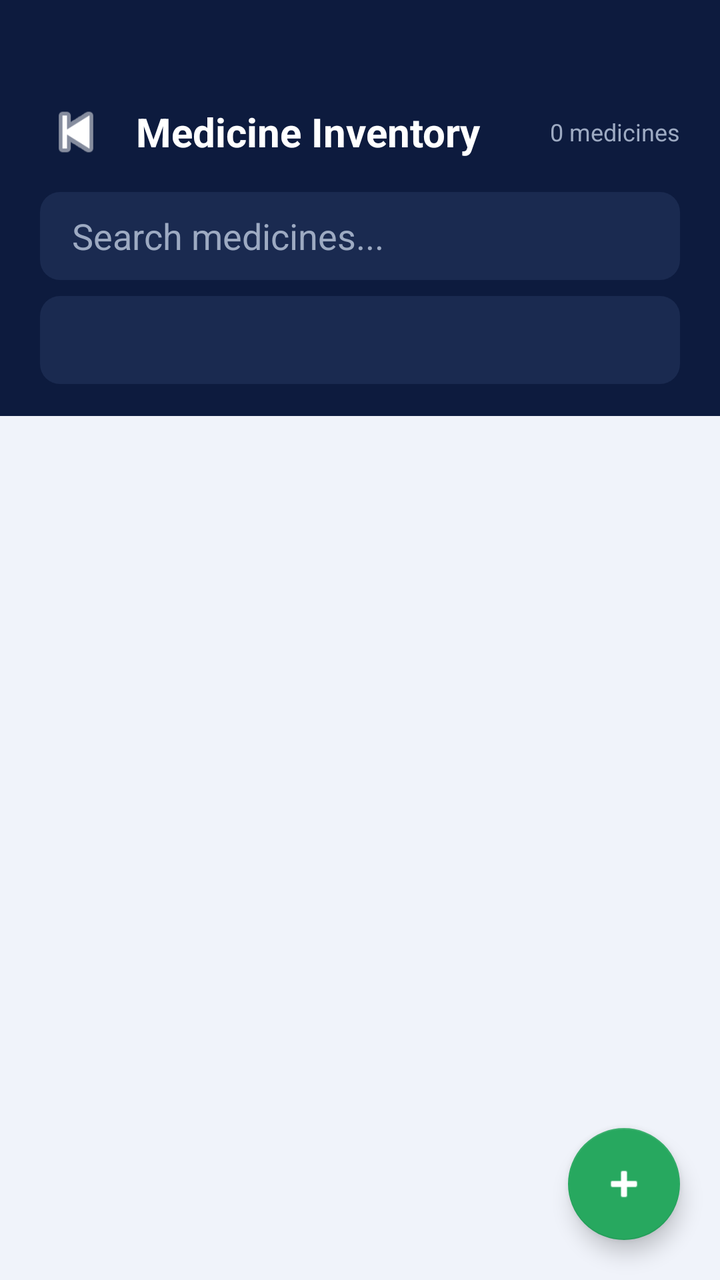
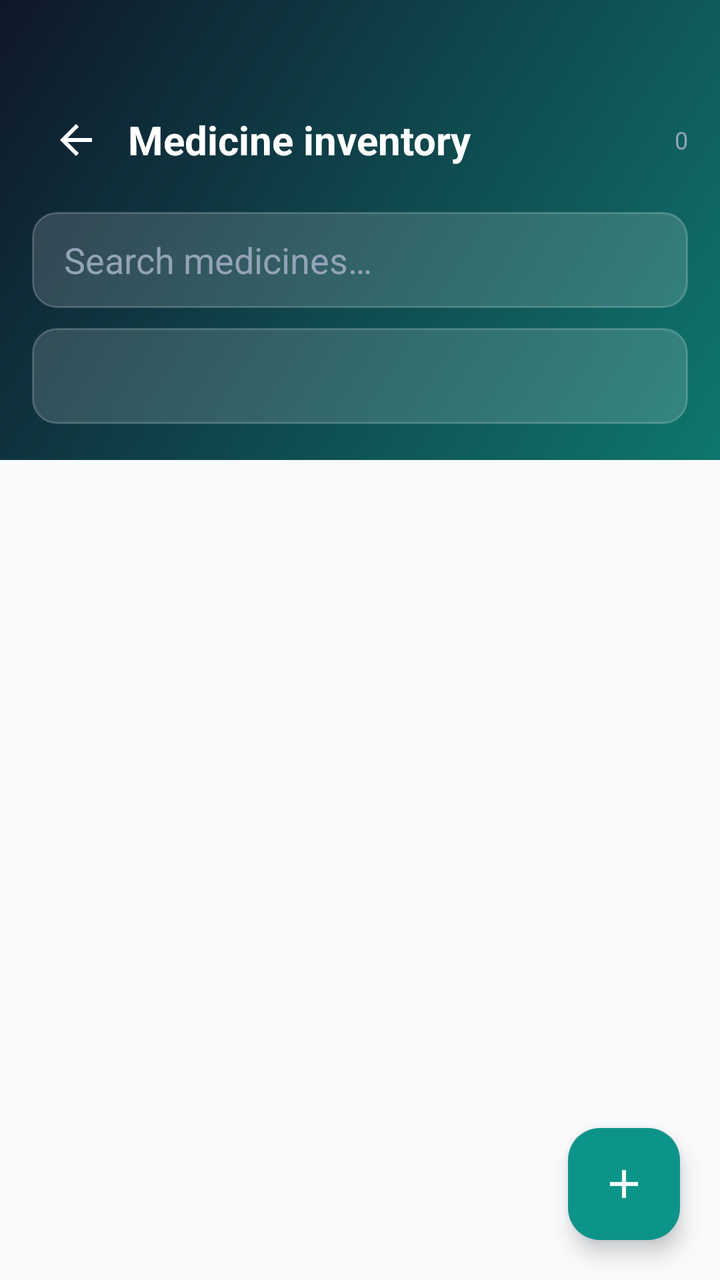

Screens rendered from an Android XML layout before and after an edit, with the pre-edit source and the edit as a unified diff.
<!-- AndroidManifest.xml: application theme Theme.MediQuick -->
<!-- res/layout/activity_inventory.xml -->
<?xml version="1.0" encoding="utf-8"?>
<LinearLayout xmlns:android="http://schemas.android.com/apk/res/android"
    xmlns:app="http://schemas.android.com/apk/res-auto"
    android:layout_width="match_parent"
    android:layout_height="match_parent"
    android:orientation="vertical"
    android:background="@color/surface">

    
    <LinearLayout
        android:layout_width="match_parent"
        android:layout_height="wrap_content"
        android:background="@color/navy"
        android:paddingTop="48dp"
        android:paddingBottom="16dp"
        android:paddingHorizontal="20dp"
        android:orientation="vertical">

        <LinearLayout
            android:layout_width="match_parent"
            android:layout_height="wrap_content"
            android:orientation="horizontal"
            android:gravity="center_vertical">

            <ImageView
                android:id="@+id/ivBack"
                android:layout_width="36dp"
                android:layout_height="36dp"
                android:src="@android:drawable/ic_media_previous"
                android:tint="@color/white"
                android:clickable="true"
                android:focusable="true" />

            <TextView
                android:layout_width="0dp"
                android:layout_height="wrap_content"
                android:layout_weight="1"
                android:text="Medicine Inventory"
                android:textColor="@color/white"
                android:textSize="20sp"
                android:textStyle="bold"
                android:layout_marginStart="12dp" />

            <TextView
                android:id="@+id/tvCount"
                android:layout_width="wrap_content"
                android:layout_height="wrap_content"
                android:text="0 medicines"
                android:textColor="@color/text_hint"
                android:textSize="12sp" />

        </LinearLayout>

        
        <EditText
            android:id="@+id/etSearch"
            android:layout_width="match_parent"
            android:layout_height="44dp"
            android:layout_marginTop="12dp"
            android:hint="Search medicines..."
            android:textColorHint="@color/text_hint"
            android:textColor="@color/white"
            android:background="@drawable/bg_search_field"
            android:paddingHorizontal="16dp"
            android:inputType="text"
            android:imeOptions="actionSearch"
            android:singleLine="true" />

        
        <Spinner
            android:id="@+id/spinnerCategory"
            android:layout_width="match_parent"
            android:layout_height="44dp"
            android:layout_marginTop="8dp"
            android:background="@drawable/bg_search_field"
            android:paddingHorizontal="8dp" />

    </LinearLayout>

    
    <androidx.recyclerview.widget.RecyclerView
        android:id="@+id/rvMedicines"
        android:layout_width="match_parent"
        android:layout_height="0dp"
        android:layout_weight="1"
        android:padding="12dp"
        android:clipToPadding="false" />

    <TextView
        android:id="@+id/tvEmpty"
        android:layout_width="match_parent"
        android:layout_height="0dp"
        android:layout_weight="1"
        android:text="No medicines found.\nTap + to add one."
        android:gravity="center"
        android:textColor="@color/text_secondary"
        android:textSize="15sp"
        android:lineSpacingExtra="6dp"
        android:visibility="gone" />

    <com.google.android.material.floatingactionbutton.FloatingActionButton
        android:id="@+id/fab"
        android:layout_width="wrap_content"
        android:layout_height="wrap_content"
        android:layout_gravity="bottom|end"
        android:layout_margin="20dp"
        android:src="@android:drawable/ic_input_add"
        app:backgroundTint="@color/green_primary"
        app:tint="@color/white" />

</LinearLayout>
<!-- resources referenced by this layout -->
<resources>
  <color name="green_primary">#27A85F</color>
  <color name="navy">#0D1B3E</color>
  <color name="surface">#F0F3FA</color>
  <color name="text_hint">#9DAAC2</color>
  <color name="text_secondary">#6B7B9A</color>
  <color name="white">#FFFFFF</color>
  <!-- drawable bg_search_field (drawable) -->
  <?xml version="1.0" encoding="utf-8"?>
  <shape xmlns:android="http://schemas.android.com/apk/res/android" android:shape="rectangle">
      <solid android:color="#1A2A50" />
      <corners android:radius="10dp" />
  </shape>
  <style name="Theme.MediQuick" parent="Theme.MaterialComponents.DayNight.NoActionBar">
          <item name="colorPrimary">@color/green_primary</item>
          <item name="colorPrimaryVariant">@color/green_dark</item>
          <item name="colorOnPrimary">@color/white</item>
          <item name="android:windowBackground">@color/navy</item>
          <item name="android:statusBarColor">@color/navy</item>
          <item name="android:navigationBarColor">@color/navy</item>
          <item name="android:windowLightStatusBar">false</item>
          
          <item name="android:textColor">@color/black</item>
          <item name="android:textColorPrimary">@color/black</item>
          <item name="android:textColorSecondary">@color/text_secondary</item>
          <item name="colorControlNormal">@color/text_secondary</item>
          <item name="colorControlActivated">@color/green_primary</item>
          <item name="colorControlHighlight">@color/green_light</item>
      </style>
  <color name="green_dark">#1D8B4C</color>
  <color name="black">#000000</color>
  <color name="green_light">#E8F7EF</color>
</resources>

<!-- the commit's change to res/layout/activity_inventory.xml (unified diff, before → after) -->
@@ -3,109 +3,105 @@
     xmlns:app="http://schemas.android.com/apk/res-auto"
     android:layout_width="match_parent"
     android:layout_height="match_parent"
-    android:orientation="vertical"
-    android:background="@color/surface">
+    android:background="@color/surface"
+    android:orientation="vertical">
 
-    
     <LinearLayout
         android:layout_width="match_parent"
         android:layout_height="wrap_content"
-        android:background="@color/navy"
+        android:background="@drawable/bg_header_gradient"
+        android:orientation="vertical"
+        android:paddingHorizontal="16dp"
         android:paddingTop="48dp"
-        android:paddingBottom="16dp"
-        android:paddingHorizontal="20dp"
-        android:orientation="vertical">
+        android:paddingBottom="18dp">
 
         <LinearLayout
             android:layout_width="match_parent"
             android:layout_height="wrap_content"
-            android:orientation="horizontal"
-            android:gravity="center_vertical">
+            android:gravity="center_vertical"
+            android:orientation="horizontal">
 
             <ImageView
                 android:id="@+id/ivBack"
-                android:layout_width="36dp"
-                android:layout_height="36dp"
-                android:src="@android:drawable/ic_media_previous"
-                android:tint="@color/white"
+                android:layout_width="44dp"
+                android:layout_height="44dp"
+                android:background="?attr/selectableItemBackgroundBorderless"
                 android:clickable="true"
-                android:focusable="true" />
+                android:contentDescription="@string/navigate_up"
+                android:focusable="true"
+                android:padding="10dp"
+                android:src="@drawable/ic_arrow_back" />
 
             <TextView
                 android:layout_width="0dp"
                 android:layout_height="wrap_content"
+                android:layout_marginStart="4dp"
                 android:layout_weight="1"
-                android:text="Medicine Inventory"
+                android:text="@string/title_inventory"
                 android:textColor="@color/white"
                 android:textSize="20sp"
-                android:textStyle="bold"
-                android:layout_marginStart="12dp" />
+                android:textStyle="bold" />
 
             <TextView
                 android:id="@+id/tvCount"
                 android:layout_width="wrap_content"
                 android:layout_height="wrap_content"
-                android:text="0 medicines"
-                android:textColor="@color/text_hint"
+                android:text="0"
+                android:textColor="@color/text_on_header_muted"
                 android:textSize="12sp" />
-
         </LinearLayout>
 
-        
         <EditText
             android:id="@+id/etSearch"
             android:layout_width="match_parent"
-            android:layout_height="44dp"
-            android:layout_marginTop="12dp"
-            android:hint="Search medicines..."
-            android:textColorHint="@color/text_hint"
+            android:layout_height="48dp"
+            android:layout_marginTop="14dp"
+            android:background="@drawable/bg_search_field"
+            android:hint="@string/search_medicines_hint"
+            android:imeOptions="actionSearch"
+            android:inputType="text"
+            android:paddingHorizontal="16dp"
+            android:singleLine="true"
             android:textColor="@color/white"
-            android:background="@drawable/bg_search_field"
-            android:paddingHorizontal="16dp"
-            android:inputType="text"
-            android:imeOptions="actionSearch"
-            android:singleLine="true" />
+            android:textColorHint="@color/text_on_header_muted" />
 
-        
         <Spinner
             android:id="@+id/spinnerCategory"
             android:layout_width="match_parent"
-            android:layout_height="44dp"
-            android:layout_marginTop="8dp"
+            android:layout_height="48dp"
+            android:layout_marginTop="10dp"
             android:background="@drawable/bg_search_field"
             android:paddingHorizontal="8dp" />
-
     </LinearLayout>
 
-    
     <androidx.recyclerview.widget.RecyclerView
         android:id="@+id/rvMedicines"
         android:layout_width="match_parent"
         android:layout_height="0dp"
         android:layout_weight="1"
-        android:padding="12dp"
-        android:clipToPadding="false" />
+        android:clipToPadding="false"
+        android:padding="16dp" />
 
     <TextView
         android:id="@+id/tvEmpty"
         android:layout_width="match_parent"
         android:layout_height="0dp"
         android:layout_weight="1"
-        android:text="No medicines found.\nTap + to add one."
         android:gravity="center"
+        android:lineSpacingExtra="6dp"
+        android:text="@string/inventory_empty"
         android:textColor="@color/text_secondary"
         android:textSize="15sp"
-        android:lineSpacingExtra="6dp"
         android:visibility="gone" />
 
     <com.google.android.material.floatingactionbutton.FloatingActionButton
         android:id="@+id/fab"
         android:layout_width="wrap_content"
         android:layout_height="wrap_content"
-        android:layout_gravity="bottom|end"
+        android:layout_gravity="end"
         android:layout_margin="20dp"
-        android:src="@android:drawable/ic_input_add"
+        android:contentDescription="@string/add_medicine"
+        android:src="@drawable/ic_add_fab"
         app:backgroundTint="@color/green_primary"
         app:tint="@color/white" />
-
 </LinearLayout>
<!-- resource entries referenced after the edit -->
@@ -1,35 +1,82 @@
 <!-- resources referenced by this layout -->
 <resources>
-  <color name="green_primary">#27A85F</color>
-  <color name="navy">#0D1B3E</color>
-  <color name="surface">#F0F3FA</color>
-  <color name="text_hint">#9DAAC2</color>
-  <color name="text_secondary">#6B7B9A</color>
+  <color name="green_primary">#0D9488</color>
+  <color name="navy">#0F172A</color>
+  <color name="surface">#F8FAFC</color>
+  <color name="text_on_header_muted">#94A3B8</color>
+  <color name="text_secondary">#64748B</color>
   <color name="white">#FFFFFF</color>
+  <!-- drawable bg_header_gradient (drawable) -->
+  <?xml version="1.0" encoding="utf-8"?>
+  <shape xmlns:android="http://schemas.android.com/apk/res/android"
+      android:shape="rectangle">
+      <gradient
+          android:angle="135"
+          android:endColor="@color/navy"
+          android:startColor="@color/green_dark"
+          android:type="linear" />
+  </shape>
   <!-- drawable bg_search_field (drawable) -->
   <?xml version="1.0" encoding="utf-8"?>
-  <shape xmlns:android="http://schemas.android.com/apk/res/android" android:shape="rectangle">
-      <solid android:color="#1A2A50" />
-      <corners android:radius="10dp" />
+  <shape xmlns:android="http://schemas.android.com/apk/res/android"
+      android:shape="rectangle">
+      <solid android:color="#26FFFFFF" />
+      <corners android:radius="12dp" />
+      <stroke
+          android:width="1dp"
+          android:color="#33FFFFFF" />
   </shape>
-  <style name="Theme.MediQuick" parent="Theme.MaterialComponents.DayNight.NoActionBar">
+  <!-- drawable ic_add_fab (drawable) -->
+  <?xml version="1.0" encoding="utf-8"?>
+  <vector xmlns:android="http://schemas.android.com/apk/res/android"
+      android:width="24dp"
+      android:height="24dp"
+      android:viewportWidth="24"
+      android:viewportHeight="24">
+      <path
+          android:fillColor="#FFFFFF"
+          android:pathData="M19,13h-6v6h-2v-6H5v-2h6V5h2v6h6v2z" />
+  </vector>
+  <!-- drawable ic_arrow_back (drawable) -->
+  <?xml version="1.0" encoding="utf-8"?>
+  <vector xmlns:android="http://schemas.android.com/apk/res/android"
+      android:width="24dp"
+      android:height="24dp"
+      android:viewportWidth="24"
+      android:viewportHeight="24">
+      <path
+          android:fillColor="#FFFFFF"
+          android:pathData="M20,11H7.83l5.59,-5.59L12,4l-8,8 8,8 1.41,-1.41L7.83,13H20v-2z" />
+  </vector>
+  <string name="add_medicine">Add medicine</string>
+  <string name="inventory_empty">No medicines match your filters.\nTap + to add an item.</string>
+  <string name="navigate_up">Back</string>
+  <string name="search_medicines_hint">Search medicines…</string>
+  <string name="title_inventory">Medicine inventory</string>
+  <style name="Theme.MediQuick" parent="Theme.Material3.DayNight.NoActionBar">
           <item name="colorPrimary">@color/green_primary</item>
-          <item name="colorPrimaryVariant">@color/green_dark</item>
           <item name="colorOnPrimary">@color/white</item>
-          <item name="android:windowBackground">@color/navy</item>
+          <item name="colorPrimaryContainer">@color/green_light</item>
+          <item name="colorOnPrimaryContainer">@color/green_dark</item>
+          <item name="colorSecondary">@color/accent_blue</item>
+          <item name="android:colorBackground">@color/surface</item>
+          <item name="colorSurface">@color/surface_elevated</item>
+          <item name="colorError">@color/error</item>
           <item name="android:statusBarColor">@color/navy</item>
-          <item name="android:navigationBarColor">@color/navy</item>
+          <item name="android:navigationBarColor">@color/surface</item>
           <item name="android:windowLightStatusBar">false</item>
-          
-          <item name="android:textColor">@color/black</item>
+          <item name="android:windowLightNavigationBar">true</item>
           <item name="android:textColorPrimary">@color/black</item>
           <item name="android:textColorSecondary">@color/text_secondary</item>
           <item name="colorControlNormal">@color/text_secondary</item>
           <item name="colorControlActivated">@color/green_primary</item>
           <item name="colorControlHighlight">@color/green_light</item>
       </style>
-  <color name="green_dark">#1D8B4C</color>
-  <color name="black">#000000</color>
-  <color name="green_light">#E8F7EF</color>
+  <color name="green_dark">#0F766E</color>
+  <color name="black">#0F172A</color>
+  <color name="green_light">#CCFBF1</color>
+  <color name="accent_blue">#0284C7</color>
+  <color name="surface_elevated">#FFFFFF</color>
+  <color name="error">#DC2626</color>
 </resources>
 
